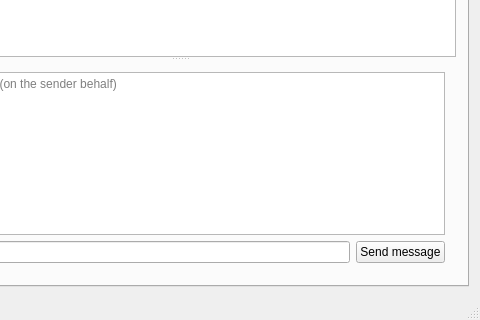
The window that tools/engineering-cm/MainWindow.ui (TelepathyIM/simple-cm) describes before a commit, drawn with Qt 5; both pictures show x 120 to 600 and y 160 to 480 of the 600 by 480 pixel window.
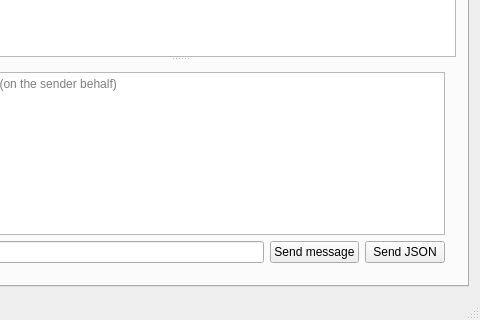
The same window after the commit. The open tabs and pages were chosen to show the change.

Commit message: EngineeringCM: Add an option to send message from raw JSON data

Diff of the .ui file:
```diff
--- a/tools/engineering-cm/MainWindow.ui
+++ b/tools/engineering-cm/MainWindow.ui
@@ -297,13 +297,20 @@
               </property>
              </widget>
             </item>
-            <item row="0" column="0" colspan="3">
+            <item row="0" column="0" colspan="4">
              <widget class="QPlainTextEdit" name="messageEdit">
               <property name="placeholderText">
                <string>Your message (on the sender behalf)</string>
               </property>
              </widget>
             </item>
+            <item row="1" column="3">
+             <widget class="QPushButton" name="messagingSendJson">
+              <property name="text">
+               <string>Send JSON</string>
+              </property>
+             </widget>
+            </item>
            </layout>
           </widget>
          </widget>
```
The commit also changes 2 other files.
